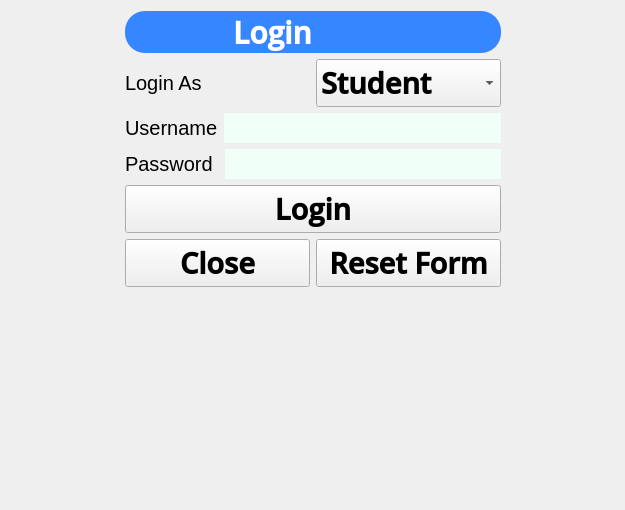
arque1393/ProjectStudentManagement, file Frontend/ProjectStudentManagement/home/loginWidget.ui: the form before one commit.
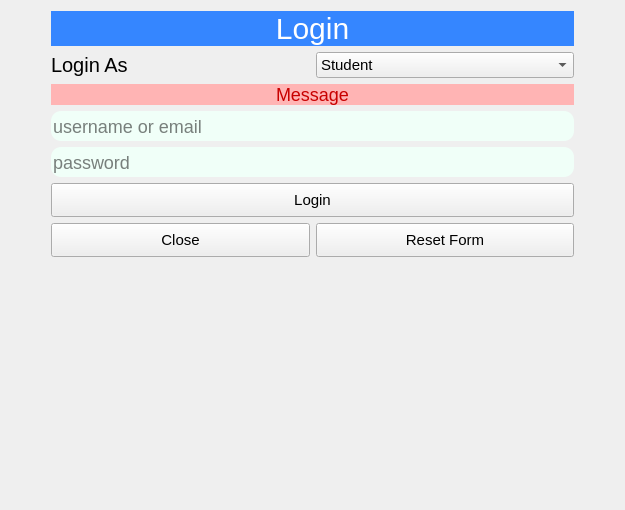
The form after the commit.

Diff of the .ui file:
```diff
--- a/Frontend/ProjectStudentManagement/home/loginWidget.ui
+++ b/Frontend/ProjectStudentManagement/home/loginWidget.ui
@@ -2,6 +2,9 @@
 <ui version="4.0">
  <class>LoginForm</class>
  <widget class="QWidget" name="LoginForm">
+  <property name="enabled">
+   <bool>true</bool>
+  </property>
   <property name="geometry">
    <rect>
     <x>0</x>
@@ -12,9 +15,8 @@
   </property>
   <property name="font">
    <font>
-    <family>Open Sans SemiBold</family>
-    <pointsize>22</pointsize>
-    <bold>true</bold>
+    <bold>false</bold>
+    <kerning>false</kerning>
    </font>
   </property>
   <property name="windowTitle">
@@ -22,13 +24,21 @@
   </property>
   <property name="styleSheet">
    <string notr="true">QLabel{
-	font-size:20px;
-
+		font-size:20px;
+}
+QComboBox{
+		font-size:15px;
 }
 QLineEdit{
 		height:30px;
 		background-color:rgb(240, 255, 248);
-        border-radius: 50px;
+      	font-size:18px;
+		border-radius: 10px;
+}
+
+QPushButton{
+		height:26px;
+		font-size:15px;	
 }</string>
   </property>
   <layout class="QHBoxLayout" name="horizontalLayout_5">
@@ -37,6 +47,9 @@
      <property name="orientation">
       <enum>Qt::Horizontal</enum>
      </property>
+     <property name="sizeType">
+      <enum>QSizePolicy::Maximum</enum>
+     </property>
      <property name="sizeHint" stdset="0">
       <size>
        <width>40</width>
@@ -55,8 +68,7 @@
 		font-size:30px;
 		background-color:rgb(53, 134, 255);
 		border-radius: 20px;
-        text-align: center;
-		padding :0 100%;
+	    text-align: center;
 }
 
 </string>
@@ -64,6 +76,9 @@
        <property name="text">
         <string>Login</string>
        </property>
+       <property name="alignment">
+        <set>Qt::AlignCenter</set>
+       </property>
       </widget>
      </item>
      <item>
@@ -109,42 +124,50 @@
          </item>
         </layout>
        </item>
+       <item>
+        <widget class="QLabel" name="message">
+         <property name="enabled">
+          <bool>false</bool>
+         </property>
+         <property name="styleSheet">
+          <string notr="true">QLabel{
+		font-size:18px;
+
+		margin:0;
+		text-align: center;
+		color:rgb(200, 0, 0);
+		background-color:rgb(255, 180, 180)
+}
+</string>
+         </property>
+         <property name="text">
+          <string>Message</string>
+         </property>
+         <property name="alignment">
+          <set>Qt::AlignCenter</set>
+         </property>
+        </widget>
+       </item>
        <item>
         <layout class="QHBoxLayout" name="horizontalLayout_3">
          <item>
-          <widget class="QLabel" name="username_label">
-           <property name="font">
-            <font>
-             <pointsize>-1</pointsize>
-            </font>
-           </property>
-           <property name="text">
-            <string>Username</string>
+          <widget class="QLineEdit" name="username_field">
+           <property name="placeholderText">
+            <string>username or email</string>
            </property>
           </widget>
          </item>
-         <item>
-          <widget class="QLineEdit" name="username_field"/>
-         </item>
         </layout>
        </item>
        <item>
         <layout class="QHBoxLayout" name="horizontalLayout_4">
          <item>
-          <widget class="QLabel" name="password_label">
-           <property name="font">
-            <font>
-             <pointsize>-1</pointsize>
-            </font>
-           </property>
-           <property name="text">
-            <string>Password </string>
+          <widget class="QLineEdit" name="password_field">
+           <property name="placeholderText">
+            <string>password</string>
            </property>
           </widget>
          </item>
-         <item>
-          <widget class="QLineEdit" name="password_field"/>
-         </item>
         </layout>
        </item>
        <item>
@@ -212,6 +235,9 @@
      <property name="orientation">
       <enum>Qt::Horizontal</enum>
      </property>
+     <property name="sizeType">
+      <enum>QSizePolicy::Minimum</enum>
+     </property>
      <property name="sizeHint" stdset="0">
       <size>
        <width>40</width>
```
